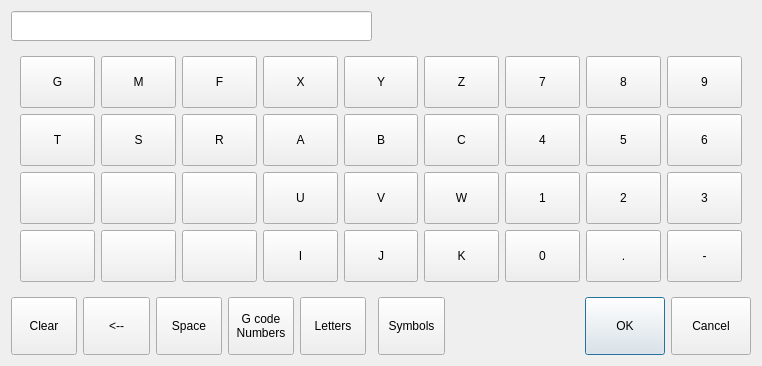
Qt form flexgui/src/keyboard.ui (jethornton/flexgui) before a commit.
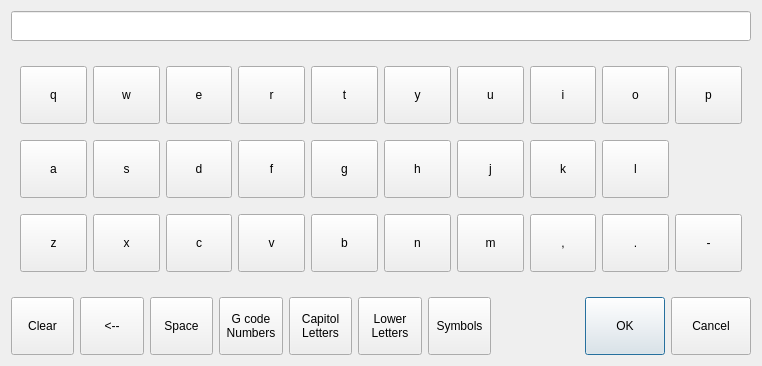
The same form after that commit. The open tabs and pages were chosen to show the change.

Commit message: add keyboard touch pad

```diff
--- a/flexgui/src/keyboard.ui
+++ b/flexgui/src/keyboard.ui
@@ -51,22 +51,8 @@
    <item row="3" column="4">
     <widget class="QPushButton" name="pushButton_4">
      <property name="text">
-      <string>Letters</string>
-     </property>
-    </widget>
-   </item>
-   <item row="1" column="0" colspan="6">
-    <widget class="QLineEdit" name="keyboard_lb">
-     <property name="font">
-      <font>
-       <family>FreeMono</family>
-       <pointsize>16</pointsize>
-       <weight>75</weight>
-       <bold>true</bold>
-      </font>
-     </property>
-     <property name="text">
-      <string/>
+      <string>Capitol
+Letters</string>
      </property>
     </widget>
    </item>
@@ -102,14 +88,14 @@
        <item row="1" column="3">
         <widget class="QPushButton" name="key_33">
          <property name="text">
-          <string>X</string>
+          <string>A</string>
          </property>
         </widget>
        </item>
        <item row="1" column="5">
         <widget class="QPushButton" name="key_35">
          <property name="text">
-          <string>Z</string>
+          <string>C</string>
          </property>
         </widget>
        </item>
@@ -123,14 +109,14 @@
        <item row="2" column="1">
         <widget class="QPushButton" name="key_25">
          <property name="text">
-          <string>S</string>
+          <string>Y</string>
          </property>
         </widget>
        </item>
        <item row="3" column="2">
         <widget class="QPushButton" name="key_20">
          <property name="text">
-          <string/>
+          <string>T</string>
          </property>
         </widget>
        </item>
@@ -144,21 +130,21 @@
        <item row="3" column="0">
         <widget class="QPushButton" name="key_18">
          <property name="text">
-          <string/>
+          <string>F</string>
          </property>
         </widget>
        </item>
        <item row="3" column="1">
         <widget class="QPushButton" name="key_19">
          <property name="text">
-          <string/>
+          <string>S</string>
          </property>
         </widget>
        </item>
        <item row="4" column="5">
         <widget class="QPushButton" name="key_17">
          <property name="text">
-          <string>K</string>
+          <string>R</string>
          </property>
         </widget>
        </item>
@@ -179,28 +165,28 @@
        <item row="1" column="4">
         <widget class="QPushButton" name="key_34">
          <property name="text">
-          <string>Y</string>
+          <string>B</string>
          </property>
         </widget>
        </item>
        <item row="3" column="4">
         <widget class="QPushButton" name="key_22">
          <property name="text">
-          <string>V</string>
+          <string>J</string>
          </property>
         </widget>
        </item>
        <item row="2" column="2">
         <widget class="QPushButton" name="key_26">
          <property name="text">
-          <string>R</string>
+          <string>Z</string>
          </property>
         </widget>
        </item>
        <item row="3" column="3">
         <widget class="QPushButton" name="key_21">
          <property name="text">
-          <string>U</string>
+          <string>I</string>
          </property>
         </widget>
        </item>
@@ -228,14 +214,14 @@
        <item row="3" column="5">
         <widget class="QPushButton" name="key_23">
          <property name="text">
-          <string>W</string>
+          <string>K</string>
          </property>
         </widget>
        </item>
        <item row="2" column="0">
         <widget class="QPushButton" name="key_24">
          <property name="text">
-          <string>T</string>
+          <string>X</string>
          </property>
         </widget>
        </item>
@@ -256,14 +242,14 @@
        <item row="2" column="5">
         <widget class="QPushButton" name="key_29">
          <property name="text">
-          <string>C</string>
+          <string>W</string>
          </property>
         </widget>
        </item>
        <item row="4" column="3">
         <widget class="QPushButton" name="key_15">
          <property name="text">
-          <string>I</string>
+          <string>P</string>
          </property>
         </widget>
        </item>
@@ -277,14 +263,14 @@
        <item row="4" column="4">
         <widget class="QPushButton" name="key_16">
          <property name="text">
-          <string>J</string>
+          <string>Q</string>
          </property>
         </widget>
        </item>
        <item row="2" column="4">
         <widget class="QPushButton" name="key_28">
          <property name="text">
-          <string>B</string>
+          <string>V</string>
          </property>
         </widget>
        </item>
@@ -340,7 +326,7 @@
        <item row="2" column="3">
         <widget class="QPushButton" name="key_27">
          <property name="text">
-          <string>A</string>
+          <string>U</string>
          </property>
         </widget>
        </item>
@@ -495,58 +481,360 @@
          </property>
         </widget>
        </item>
+       <item row="0" column="8">
+        <widget class="QPushButton" name="key_44">
+         <property name="text">
+          <string>O</string>
+         </property>
+        </widget>
+       </item>
+      </layout>
+     </widget>
+     <widget class="QWidget" name="page_8">
+      <layout class="QGridLayout" name="gridLayout_8">
+       <item row="0" column="2">
+        <widget class="QPushButton" name="key_146">
+         <property name="text">
+          <string>e</string>
+         </property>
+        </widget>
+       </item>
+       <item row="1" column="8">
+        <widget class="QPushButton" name="key_162">
+         <property name="text">
+          <string>l</string>
+         </property>
+        </widget>
+       </item>
+       <item row="0" column="8">
+        <widget class="QPushButton" name="key_152">
+         <property name="text">
+          <string>o</string>
+         </property>
+        </widget>
+       </item>
+       <item row="0" column="1">
+        <widget class="QPushButton" name="key_145">
+         <property name="text">
+          <string>w</string>
+         </property>
+        </widget>
+       </item>
+       <item row="0" column="5">
+        <widget class="QPushButton" name="key_149">
+         <property name="text">
+          <string>y</string>
+         </property>
+        </widget>
+       </item>
+       <item row="0" column="0">
+        <widget class="QPushButton" name="key_144">
+         <property name="text">
+          <string>q</string>
+         </property>
+        </widget>
+       </item>
+       <item row="1" column="0">
+        <widget class="QPushButton" name="key_154">
+         <property name="text">
+          <string>a</string>
+         </property>
+        </widget>
+       </item>
+       <item row="0" column="4">
+        <widget class="QPushButton" name="key_148">
+         <property name="text">
+          <string>t</string>
+         </property>
+        </widget>
+       </item>
+       <item row="1" column="6">
+        <widget class="QPushButton" name="key_160">
+         <property name="text">
+          <string>j</string>
+         </property>
+        </widget>
+       </item>
+       <item row="1" column="4">
+        <widget class="QPushButton" name="key_158">
+         <property name="text">
+          <string>g</string>
+         </property>
+        </widget>
+       </item>
+       <item row="0" column="7">
+        <widget class="QPushButton" name="key_151">
+         <property name="text">
+          <string>i</string>
+         </property>
+        </widget>
+       </item>
+       <item row="1" column="7">
+        <widget class="QPushButton" name="key_161">
+         <property name="text">
+          <string>k</string>
+         </property>
+        </widget>
+       </item>
+       <item row="0" column="9">
+        <widget class="QPushButton" name="key_153">
+         <property name="text">
+          <string>p</string>
+         </property>
+        </widget>
+       </item>
+       <item row="1" column="3">
+        <widget class="QPushButton" name="key_157">
+         <property name="text">
+          <string>f</string>
+         </property>
+        </widget>
+       </item>
+       <item row="1" column="5">
+        <widget class="QPushButton" name="key_159">
+         <property name="text">
+          <string>h</string>
+         </property>
+        </widget>
+       </item>
+       <item row="1" column="2">
+        <widget class="QPushButton" name="key_156">
+         <property name="text">
+          <string>d</string>
+         </property>
+        </widget>
+       </item>
+       <item row="1" column="1">
+        <widget class="QPushButton" name="key_155">
+         <property name="text">
+          <string>s</string>
+         </property>
+        </widget>
+       </item>
+       <item row="0" column="3">
+        <widget class="QPushButton" name="key_147">
+         <property name="text">
+          <string>r</string>
+         </property>
+        </widget>
+       </item>
+       <item row="0" column="6">
+        <widget class="QPushButton" name="key_150">
+         <property name="text">
+          <string>u</string>
+         </property>
+        </widget>
+       </item>
+       <item row="2" column="0">
+        <widget class="QPushButton" name="key_164">
+         <property name="text">
+          <string>z</string>
+         </property>
+        </widget>
+       </item>
+       <item row="2" column="1">
+        <widget class="QPushButton" name="key_165">
+         <property name="text">
+          <string>x</string>
+         </property>
+        </widget>
+       </item>
+       <item row="2" column="2">
+        <widget class="QPushButton" name="key_166">
+         <property name="text">
+          <string>c</string>
+         </property>
+        </widget>
+       </item>
        <item row="2" column="3">
-        <widget class="QPushButton" name="key_57">
+        <widget class="QPushButton" name="key_167">
          <property name="text">
-          <string>C</string>
+          <string>v</string>
          </property>
         </widget>
        </item>
        <item row="2" column="4">
-        <widget class="QPushButton" name="key_58">
+        <widget class="QPushButton" name="key_168">
          <property name="text">
-          <string>V</string>
+          <string>b</string>
          </property>
         </widget>
        </item>
        <item row="2" column="5">
-        <widget class="QPushButton" name="key_59">
+        <widget class="QPushButton" name="key_169">
          <property name="text">
-          <string>B</string>
+          <string>n</string>
          </property>
         </widget>
        </item>
        <item row="2" column="6">
-        <widget class="QPushButton" name="key_60">
+        <widget class="QPushButton" name="key_170">
          <property name="text">
-          <string>N</string>
+          <string>m</string>
          </property>
         </widget>
        </item>
        <item row="2" column="7">
-        <widget class="QPushButton" name="key_61">
-         <property name="text">
-          <string>M</string>
-         </property>
-        </widget>
-       </item>
-       <item row="2" column="8">
-        <widget class="QPushButton" name="key_62">
+        <widget class="QPushButton" name="key_171">
          <property name="text">
           <string>,</string>
          </property>
         </widget>
        </item>
-       <item row="2" column="9">
-        <widget class="QPushButton" name="key_63">
+       <item row="2" column="8">
+        <widget class="QPushButton" name="key_172">
          <property name="text">
           <string>.</string>
          </property>
         </widget>
        </item>
+       <item row="2" column="9">
+        <widget class="QPushButton" name="key_173">
+         <property name="text">
+          <string>-</string>
+         </property>
+        </widget>
+       </item>
       </layout>
      </widget>
-     <widget class="QWidget" name="page_2"/>
+     <widget class="QWidget" name="page_2">
+      <layout class="QGridLayout" name="gridLayout_4">
+       <item row="3" column="4">
+        <widget class="QPushButton" name="key_138">
+         <property name="text">
+          <string>#</string>
+         </property>
+        </widget>
+       </item>
+       <item row="3" column="2">
+        <widget class="QPushButton" name="key_136">
+         <property name="text">
+          <string>}</string>
+         </property>
+        </widget>
+       </item>
+       <item row="3" column="3">
+        <widget class="QPushButton" name="key_137">
+         <property name="text">
+          <string>_</string>
+         </property>
+        </widget>
+       </item>
+       <item row="0" column="2">
+        <widget class="QPushButton" name="key_141">
+         <property name="text">
+          <string>)</string>
+         </property>
+        </widget>
+       </item>
+       <item row="1" column="0">
+        <widget class="QPushButton" name="key_66">
+         <property name="text">
+          <string>&lt;</string>
+         </property>
+        </widget>
+       </item>
+       <item row="2" column="0">
+        <widget class="QPushButton" name="key_68">
+         <property name="text">
+          <string>[</string>
+         </property>
+        </widget>
+       </item>
+       <item row="2" column="2">
+        <widget class="QPushButton" name="key_134">
+         <property name="text">
+          <string>]</string>
+         </property>
+        </widget>
+       </item>
+       <item row="1" column="6">
+        <spacer name="horizontalSpacer">
+         <property name="orientation">
+          <enum>Qt::Horizontal</enum>
+         </property>
+         <property name="sizeHint" stdset="0">
+          <size>
+           <width>40</width>
+           <height>20</height>
+          </size>
+         </property>
+        </spacer>
+       </item>
+       <item row="1" column="2">
+        <widget class="QPushButton" name="key_67">
+         <property name="text">
+          <string>&gt;</string>
+         </property>
+        </widget>
+       </item>
+       <item row="0" column="0">
+        <widget class="QPushButton" name="key_140">
+         <property name="text">
+          <string>(</string>
+         </property>
+        </widget>
+       </item>
+       <item row="3" column="0">
+        <widget class="QPushButton" name="key_135">
+         <property name="text">
+          <string>{</string>
+         </property>
+        </widget>
+       </item>
+       <item row="3" column="5">
+        <widget class="QPushButton" name="key_139">
+         <property name="text">
+          <string>$</string>
+         </property>
+        </widget>
+       </item>
+       <item row="0" column="4">
+        <widget class="QPushButton" name="key_142">
+         <property name="text">
+          <string>;</string>
+         </property>
+        </widget>
+       </item>
+       <item row="0" column="5">
+        <widget class="QPushButton" name="key_143">
+         <property name="text">
+          <string>:</string>
+         </property>
+        </widget>
+       </item>
+       <item row="2" column="3">
+        <widget class="QPushButton" name="key_163">
+         <property name="text">
+          <string>-</string>
+         </property>
+        </widget>
+       </item>
+      </layout>
+     </widget>
+    </widget>
+   </item>
+   <item row="3" column="5">
+    <widget class="QPushButton" name="lower_letters_pb">
+     <property name="text">
+      <string>Lower
+Letters</string>
+     </property>
+    </widget>
+   </item>
+   <item row="1" column="0" colspan="8">
+    <widget class="QLineEdit" name="keyboard_lb">
+     <property name="font">
+      <font>
+       <family>FreeMono</family>
+       <pointsize>16</pointsize>
+       <weight>75</weight>
+       <bold>true</bold>
+      </font>
+     </property>
+     <property name="text">
+      <string/>
+     </property>
     </widget>
    </item>
   </layout>
```
Left out of the diff: 182 changed lines with no effect on the pictures. The commit also changes 8 other files.
